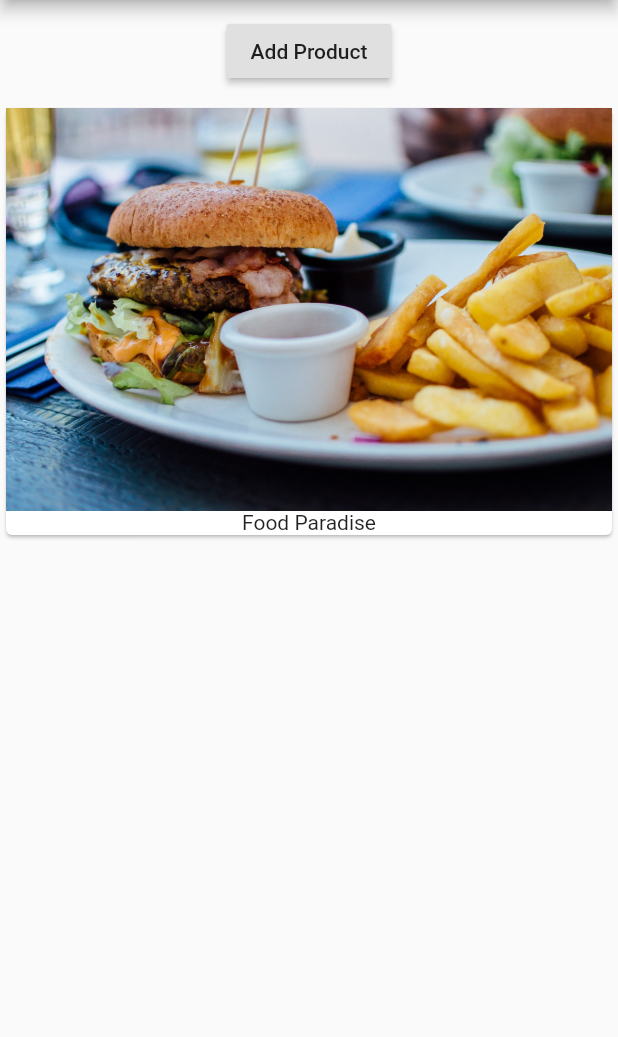
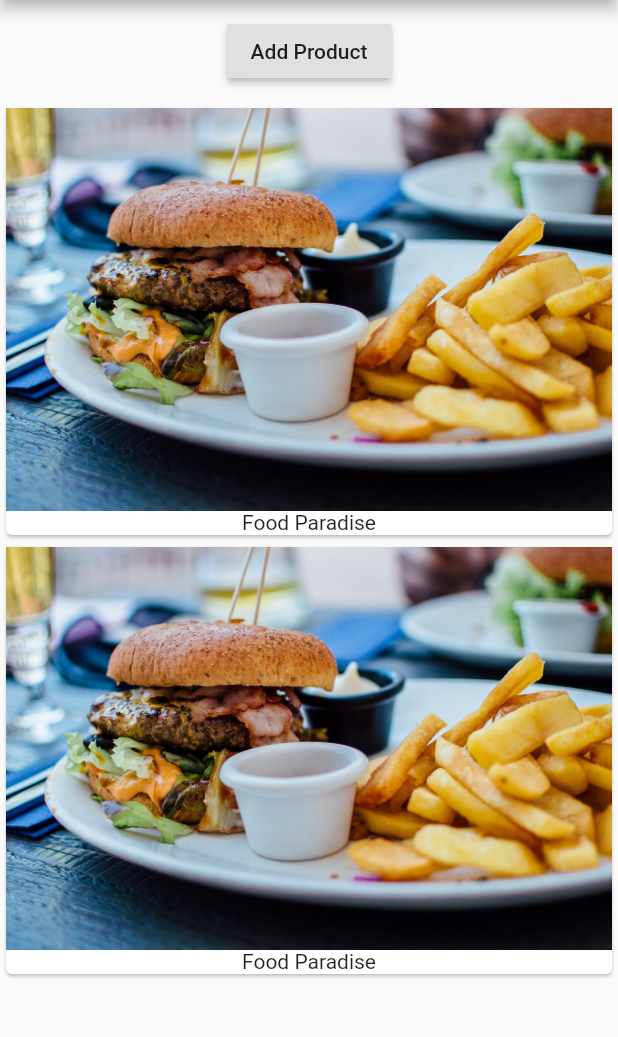
Before and after one commit to MuthuHere/FlutterCourse, a Flutter app: the screen it shows after launch, after a tap on "Add Product", on a phone screen of 412 x 824 dp, the part 84-1121 px from its top. Run offline on Flutter 3.47's test engine with Material 2 defaults, Android fonts, the phone set to English and light mode, and no system bars.

```diff
--- a/lib/main.dart
+++ b/lib/main.dart
@@ -1,35 +1,23 @@
 import 'package:flutter/material.dart';
+import 'package:flutter_app/product_manager.dart';
 
 void main() => runApp(MyApp());
 
-class MyApp extends StatelessWidget {
+class MyApp extends StatefulWidget {
+  _MyAppState createState() => new _MyAppState();
+}
+
+class _MyAppState extends State<MyApp> {
   @override
   Widget build(BuildContext context) {
     return MaterialApp(
       home: Scaffold(
-        appBar: AppBar(
-          title: Text(
-            "EasyList",
-          ),
-        ),
-        body: Column(children: [
-          Container(
-            margin: EdgeInsets.all(10.0),
-            child: RaisedButton(
-              onPressed: () {},
-              child: Text("Add Product"),
+          appBar: AppBar(
+            title: Text(
+              "EasyList",
             ),
           ),
-          Card(
-            child: Column(
-              children: <Widget>[
-                Image.asset('assets/food.jpg'),
-                Text('Food Paradise')
-              ],
-            ),
-          ),
-        ]),
-      ),
+          body: ProductManager()),
     );
   }
 }
--- /dev/null
+++ b/lib/product_manager.dart
@@ -0,0 +1,33 @@
+import 'package:flutter/material.dart';
+import 'package:flutter_app/products.dart';
+
+class ProductManager extends StatefulWidget {
+  @override
+  State<StatefulWidget> createState() {
+    return _ProductManagerState();
+  }
+}
+
+class _ProductManagerState extends State<ProductManager> {
+  List<String> _products = ['Food Taster'];
+
+  @override
+  Widget build(BuildContext context) {
+    return Column(
+      children: [
+        Container(
+          margin: EdgeInsets.all(10.0),
+          child: RaisedButton(
+            onPressed: () {
+              setState(() {
+                _products.add("Advanced Food Taster");
+              });
+            },
+            child: Text("Add Product"),
+          ),
+        ),
+        Products(_products)
+      ],
+    );
+  }
+}
--- /dev/null
+++ b/lib/products.dart
@@ -0,0 +1,27 @@
+import 'package:flutter/material.dart';
+
+class Products extends StatelessWidget {
+
+  final List<String> products;
+
+  Products(this.products);
+
+  @override
+  Widget build(BuildContext context) {
+    return Column(
+      children: products
+          .map(
+            (element) =>
+            Card(
+              child: Column(
+                children: <Widget>[
+                  Image.asset('assets/food.jpg'),
+                  Text('Food Paradise')
+                ],
+              ),
+            ),
+      )
+          .toList(),
+    );
+  }
+}
```
